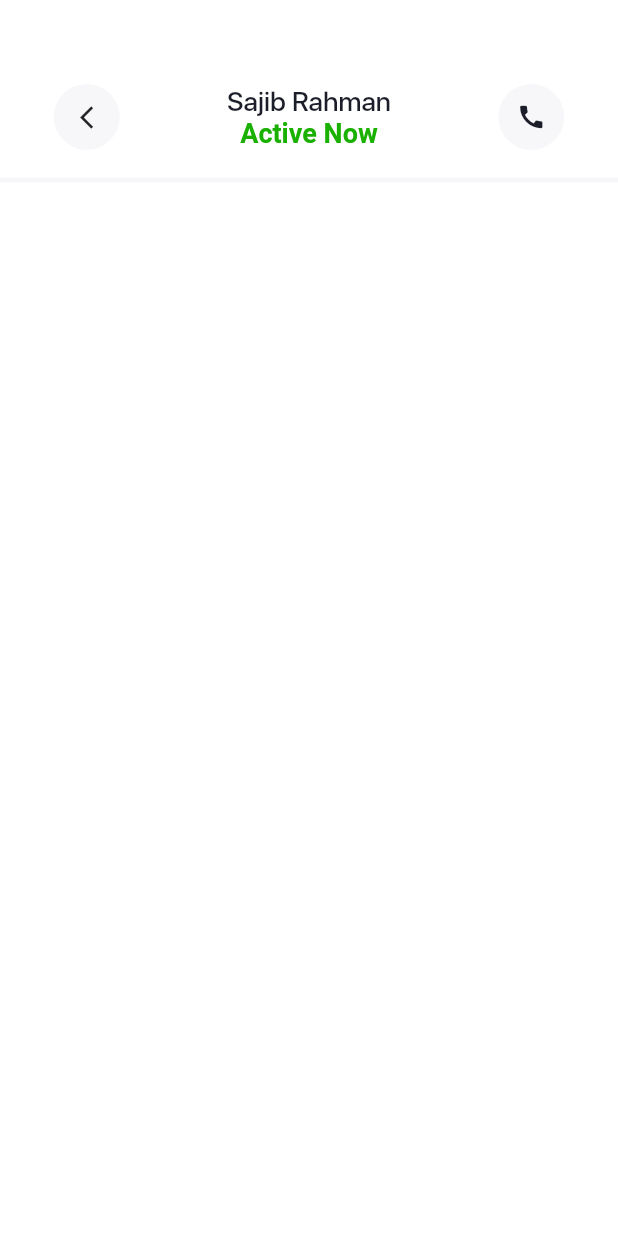
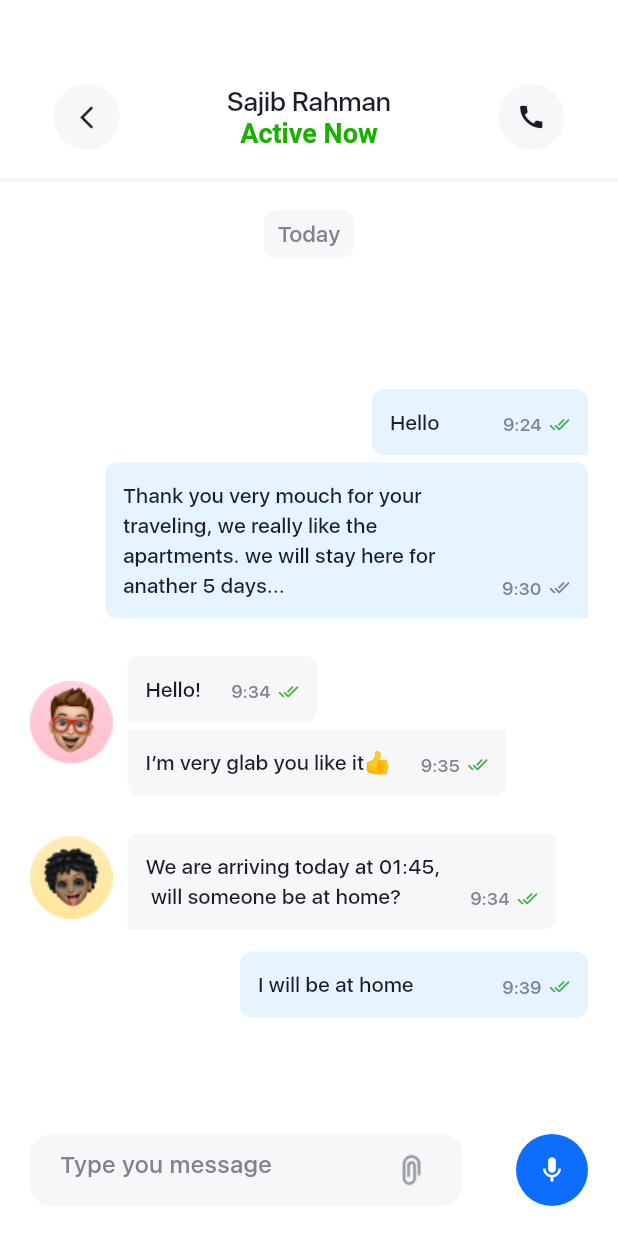
Before and after one commit to obidkhandev/homework---14-UI, a Flutter app: the ChatsScreen screen opened directly, on a phone screen of 412 x 824 dp. Run offline on Flutter 3.47's test engine with Material 3 defaults, Android fonts, the phone set to English and light mode, and no system bars; our stand-ins replace fl_chart, flutter_svg, persistent_bottom_nav_bar.

Commit message:
chats screen

```diff
--- a/lib/ui_14/pages/message/chats_screen.dart
+++ b/lib/ui_14/pages/message/chats_screen.dart
@@ -1,5 +1,7 @@
 import 'package:flutter/material.dart';
 import 'package:modul_4_homework_obidxon/ui_14/compotations.dart';
+import 'package:modul_4_homework_obidxon/ui_14/pages/message/post_text.dart';
+import 'package:modul_4_homework_obidxon/ui_14/pages/sing/compotations/email_field_container.dart';
 import 'package:modul_4_homework_obidxon/ui_14/widget/arrow_icon.dart';
 import 'package:modul_4_homework_obidxon/ui_14/widget/circle_button.dart';
 import 'package:modul_4_homework_obidxon/ui_14/widget/line_border.dart';
@@ -9,14 +11,143 @@ class ChatsScreen extends StatelessWidget {
 
   @override
   Widget build(BuildContext context) {
+    Size size = MediaQuery.of(context).size;
     return Scaffold(
+      bottomNavigationBar: Padding(
+        padding: const EdgeInsets.only(left: 20,bottom: 20,right: 20),
+        child: Row(
+          mainAxisAlignment: MainAxisAlignment.spaceBetween,
+          crossAxisAlignment: CrossAxisAlignment.end,
+          children: [
+            EmailFieldContainer(
+              sizeWidth: 0.7,
+              height: 48,
+              child: TextField(
+                decoration: InputDecoration(
+                  border: InputBorder.none,
+                  hintText: "Type you message",
+                  hintStyle: kSfUiSytle.copyWith(fontSize: 16),
+                  // suffix:
+                  suffixIcon: Image.asset("assets/ui_14/images/Frame.png",)
+                ),
+              ),
+            ),
+            CircleSmallButtonUi14(
+              width: 48,
+              height: 48,
+              backgroundColor: kPrimaryColorUi14, icon: Icons.mic, iconColor: Colors.white)
+          ],
+        ),
+      ),
       backgroundColor: Colors.white,
       body: SingleChildScrollView(
         child: Padding(
           padding: EdgeInsets.only(top: 56, bottom: 20),
           child: Column(
             children: [
-              Row(
+              buildAppBar(context),
+              SizedBox(height: 20),
+              LineBorder(
+                height: 0,
+                width: double.infinity,
+              ),
+              SizedBox(height: 20),
+              Container(
+                height: 32,
+                width: 60,
+                alignment: Alignment.center,
+                decoration: BoxDecoration(
+                  color: kLightGrayColor,
+                  borderRadius: BorderRadius.circular(8),
+                ),
+                child: Text(
+                  "Today",
+                  style: kSfUiSytle,
+                ),
+              ),
+              SizedBox(
+                height: size.height * 0.1,
+              ),
+              PostText(
+                  text: "Hello",
+                  rightMarjin: 20,
+                  leftMarjin: 248,
+                  time: "9:24",
+                  bottomRight: 0,
+                  backgrounColor: Color.fromRGBO(229, 244, 255, 1)),
+              PostText(
+                  rightMarjin: 20,
+                  leftMarjin: 70,
+                  time: "9:30",
+                  bottomRight: 0,
+                  iconColor: kSubTextColorUi14,
+                  backgrounColor: Color.fromRGBO(229, 244, 255, 1),
+                  text:
+                      "Thank you very mouch for your \ntraveling, we really like the\napartments. we will stay here for\nanather 5 days..."),
+              SizedBox(height: 20),
+              Padding(
+                padding: const EdgeInsets.only(left: 20),
+                child: Row(
+                  children: [
+                    Image.asset("assets/ui_14/images/Ellipse 897.png"),
+                    // SizedBox(width: 10),
+                    Column(
+                      crossAxisAlignment: CrossAxisAlignment.start,
+                      children: [
+                        PostText(
+                          bottomLeft: 0,
+                          text: "Hello!",
+                          time: "9:34",
+                          iconColor: Colors.green,
+                          leftMarjin: 10,
+                        ),
+                        PostText(
+                          topLeft: 0,
+                          text: "I’m very glab you like it👍",
+                          iconColor: Colors.green,
+                          time: "9:35",
+                          leftMarjin: 10,
+                        )
+                      ],
+                    ),
+                  ],
+                ),
+              ),
+              SizedBox(height: 20),
+              Padding(
+                padding: const EdgeInsets.only(left: 20),
+                child: Row(
+                  children: [
+                    Image.asset("assets/ui_14/images/Ellipse 901.png"),
+                    PostText(
+                      bottomLeft: 0,
+                      text:
+                          "We are arriving today at 01:45,\n will someone be at home?",
+                      time: "9:34",
+                      iconColor: Colors.green,
+                      leftMarjin: 10,
+                    ),
+                  ],
+                ),
+              ),
+              SizedBox(height: 10),
+              PostText(
+                text: "I will be at home",
+                rightMarjin: 20,
+                time: "9:39",
+                backgrounColor: Color.fromRGBO(229, 244, 255, 1),
+                leftMarjin: 160,
+              ),
+              SizedBox(height: 30),
+            ],
+          ),
+        ),
+      ),
+    );
+  }
+
+  Row buildAppBar(BuildContext context) {
+    return Row(
       mainAxisAlignment: MainAxisAlignment.spaceAround,
       children: [
         arrowIcon(context),
@@ -52,16 +183,6 @@ class ChatsScreen extends StatelessWidget {
           iconColor: kTextColorUi14,
         ),
       ],
-              ),
-              SizedBox(height: 20),
-              LineBorder(
-                height: 0,
-                width: double.infinity,
-              ),
-            ],
-          ),
-        ),
-      ),
     );
   }
 }
--- /dev/null
+++ b/lib/ui_14/pages/message/post_text.dart
@@ -0,0 +1,73 @@
+import 'package:flutter/material.dart';
+import 'package:modul_4_homework_obidxon/ui_14/compotations.dart';
+
+class PostText extends StatelessWidget {
+  final String text;
+  final double rightMarjin;
+  final double leftMarjin;
+  final Color iconColor;
+  final String time;
+  final double bottomRight;
+  final double bottomLeft;
+  final double topLeft;
+  final double topRight;
+  final Color backgrounColor;
+
+  const PostText({
+    super.key,
+    required this.text,
+    this.rightMarjin = 20,
+    this.leftMarjin = 20,
+    this.iconColor = Colors.green,
+    this.time = "Now",
+    this.bottomRight = 8,
+    this.bottomLeft = 8,
+    this.topLeft = 8,
+    this.topRight = 8,
+    this.backgrounColor = kLightGrayColor,
+  });
+
+  @override
+  Widget build(BuildContext context) {
+    return Container(
+      margin: EdgeInsets.only(right: rightMarjin, left: leftMarjin, top: 5),
+      alignment: Alignment.center,
+      padding: EdgeInsets.all(12),
+      decoration: BoxDecoration(
+        color: backgrounColor,
+        borderRadius: BorderRadius.only(
+          bottomRight: Radius.circular(bottomRight),
+          bottomLeft: Radius.circular(bottomLeft),
+          topLeft: Radius.circular(topLeft),
+          topRight: Radius.circular(topLeft),
+        ),
+      ),
+      child: Row(
+        mainAxisAlignment: MainAxisAlignment.spaceBetween,
+        crossAxisAlignment: CrossAxisAlignment.end,
+        children: [
+          Text(
+            text,
+            style: kSfUiSytle.copyWith(color: kTextColorUi14, fontSize: 14),
+            maxLines: 4,
+          ),
+          SizedBox(width: 20),
+          Row(
+            children: [
+              Text(
+                time,
+                style: kSfUiSytle.copyWith(fontSize: 12),
+              ),
+              SizedBox(width: 5),
+              Icon(
+                Icons.done_all_rounded,
+                color: iconColor,
+                size: 14,
+              ),
+            ],
+          ),
+        ],
+      ),
+    );
+  }
+}
--- a/lib/ui_14/pages/sing/compotations/email_field_container.dart
+++ b/lib/ui_14/pages/sing/compotations/email_field_container.dart
@@ -4,21 +4,25 @@ import 'package:modul_4_homework_obidxon/ui_14/compotations.dart';
 class EmailFieldContainer extends StatelessWidget {
   final Widget child;
   final Color color;
-  const EmailFieldContainer({
-    super.key,
-    required this.child,
-    this.color = kLightGrayColor
-  });
+  final double sizeWidth;
+  final double height;
+  const EmailFieldContainer(
+      {super.key,
+      required this.child,
+      this.color = kLightGrayColor,
+      this.sizeWidth = 0.9,
+      this.height = 56
+      });
 
   @override
   Widget build(BuildContext context) {
     Size size = MediaQuery.of(context).size;
     return Container(
       margin: const EdgeInsets.only(top: 30),
-      padding: const EdgeInsets.only(left: 20),
+      padding: const EdgeInsets.only(left: 20, right: 10),
       alignment: Alignment.centerLeft,
-      height: 56,
-      width: size.width * 0.9,
+      height: height,
+      width: size.width * sizeWidth,
       decoration: BoxDecoration(
         color: color,
         borderRadius: BorderRadius.circular(14),
```
Also changed, not shown: assets/ui_14/images/Frame.png (added). Lines whose indentation alone changed are shown as unchanged.
